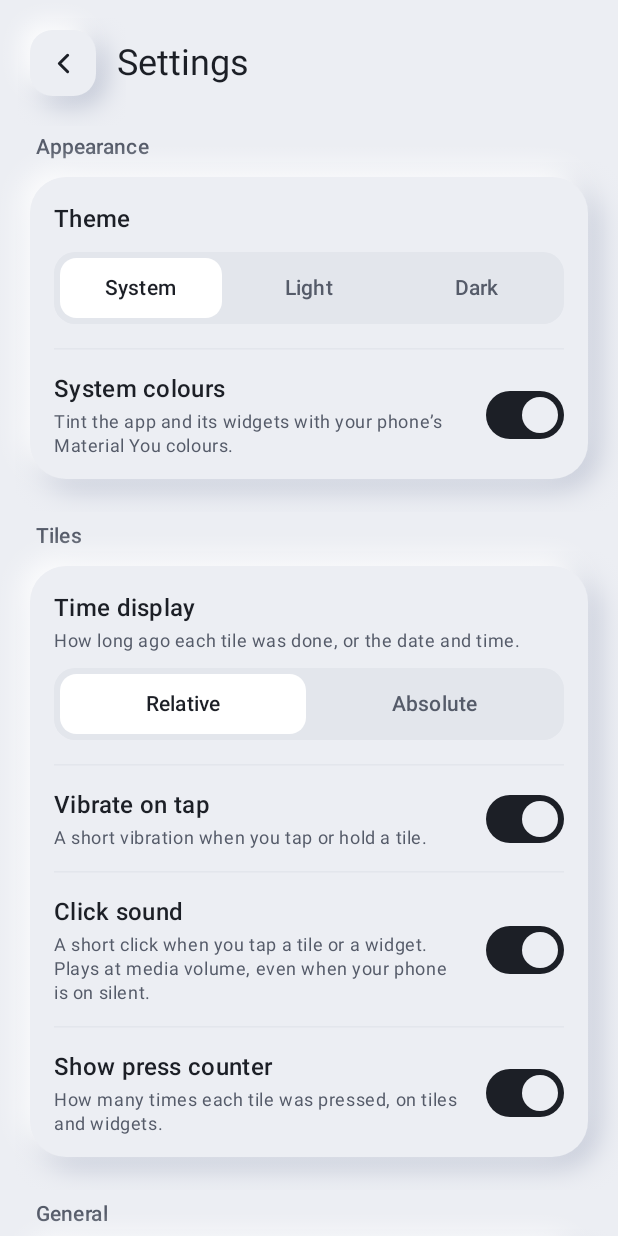
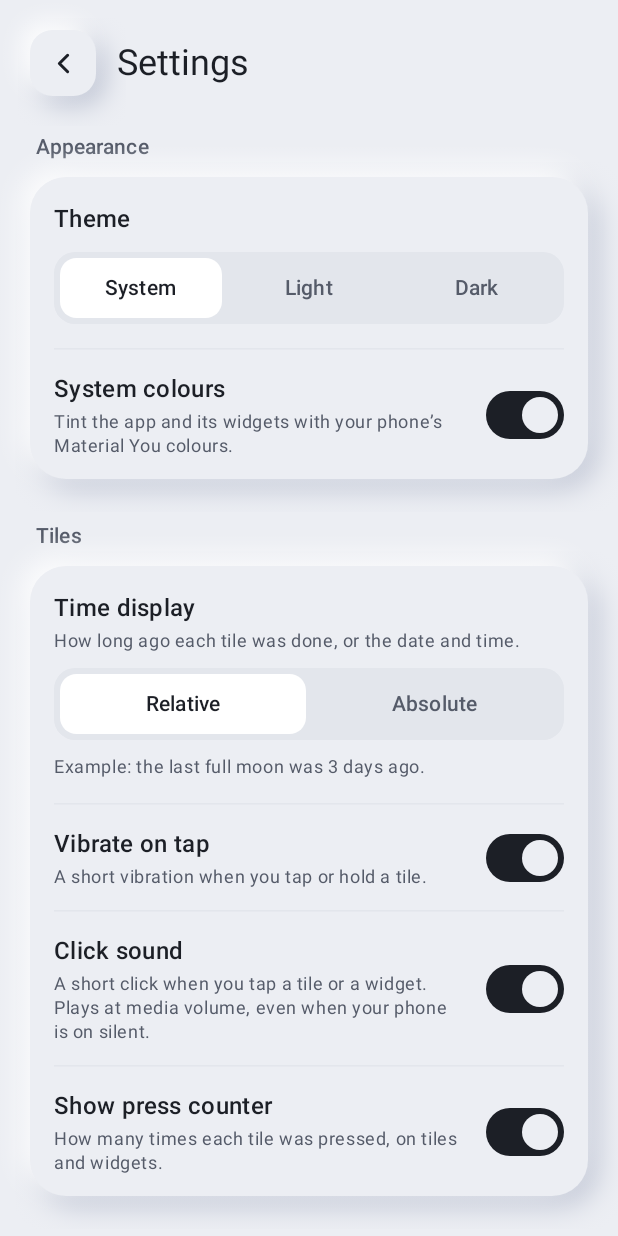
Before and after one commit to cfazilleau/KeepTrackOfLastTime, an Android app built with Jetpack Compose: the composable SettingsScreen shown on its own in the app's theme, on a phone screen of 412 x 824 dp. Run offline under Robolectric (Android 15) with nearby library versions, the phone set to English and light mode, and no system bars; pictures from the network do not load.

Commit message:
Add example text under time display setting
Co-Authored-By: Claude Sonnet 5.5 <noreply@anthropic.com>
Co-authored-by: Clément FAZILLEAU <35767293+cfazilleau@users.noreply.github.com>

```diff
--- a/app/src/main/java/dev/cfaz/timeclicker/ui/settings/SettingsScreen.kt
+++ b/app/src/main/java/dev/cfaz/timeclicker/ui/settings/SettingsScreen.kt
@@ -182,6 +182,14 @@ fun SettingsScreen(
                             },
                             onSelect = { display -> update { it.copy(timeDisplay = display) } },
                         )
+                        Text(
+                            stringResource(
+                                if (settings.timeDisplay == TimeDisplay.RELATIVE) R.string.time_display_relative_example
+                                else R.string.time_display_absolute_example
+                            ),
+                            style = MaterialTheme.typography.bodySmall,
+                            color = TimeClickerTheme.palette.muted,
+                        )
                     }
                     RowDivider()
                     SwitchRow(
--- a/app/src/main/res/values/strings.xml
+++ b/app/src/main/res/values/strings.xml
@@ -230,6 +230,8 @@
     <string name="time_display_relative">Relative</string>
     <!-- "6 Oct, 14:32" -->
     <string name="time_display_absolute">Absolute</string>
+    <string name="time_display_relative_example">Example: the last full moon was 3 days ago.</string>
+    <string name="time_display_absolute_example">Example: the last full moon was on 6 Oct, 14:32.</string>
     <string name="settings_haptics">Vibrate on tap</string>
     <string name="settings_haptics_hint">A short vibration when you tap or hold a tile.</string>
     <string name="settings_click_sound">Click sound</string>
```
